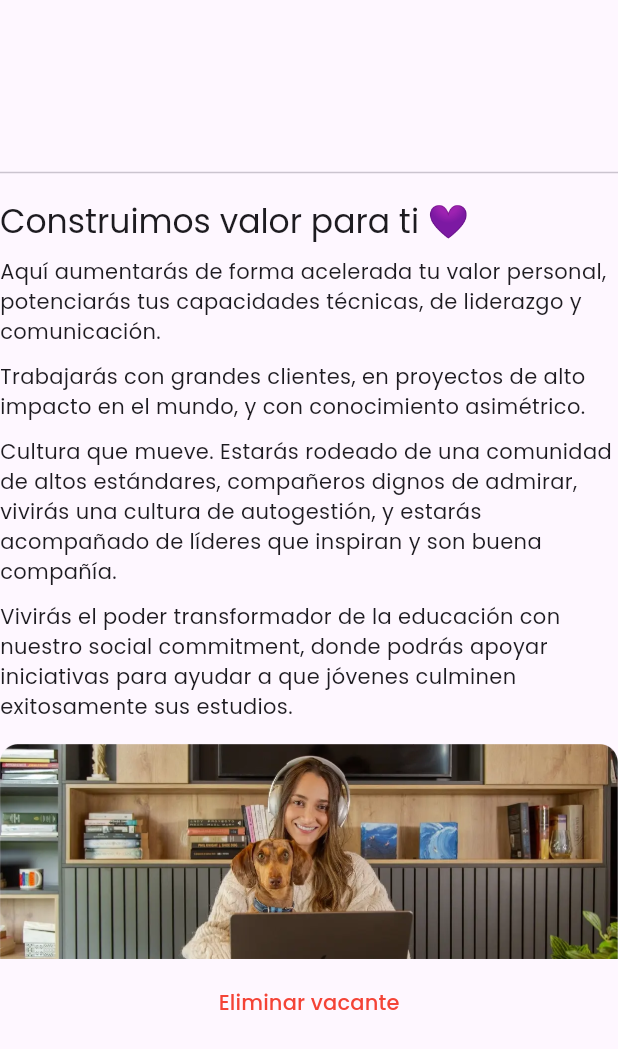
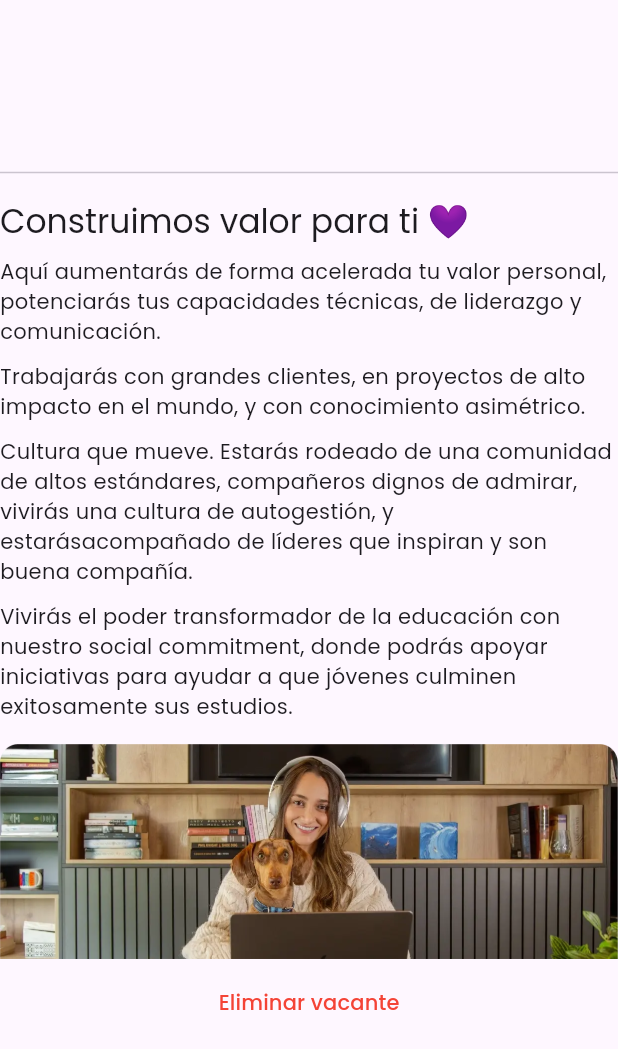
Before and after one commit to mcarlosco/pragma_flutter_basic_app, a Flutter app: the DetailsView widget shown alone on an empty page, opened directly with empty values, on a phone screen of 412 x 824 dp. Shown: the top 1049 px of the screen. Run offline on Flutter 3.47's test engine with Material 3 defaults, Android fonts, the light colour scheme and no system bars; our stand-ins replace google_fonts.

Commit message:
do minor changes...

```diff
--- a/lib/src/ui/views/details_view.dart
+++ b/lib/src/ui/views/details_view.dart
@@ -6,7 +6,7 @@ import '../widgets.dart';
 final class DetailsView extends StatelessWidget {
   final Job job;
 
-  final void Function(Job job) onDeleted;
+  final VoidCallback onDeleted;
 
   const DetailsView(
     this.job, {
@@ -61,8 +61,8 @@ final class DetailsView extends StatelessWidget {
         const OurSpacer.x2(),
         const Text(
           'Cultura que mueve. Estarás rodeado de una comunidad de altos estándares, '
-          'compañeros dignos de admirar, vivirás una cultura de autogestión, y '
-          'estarás acompañado de líderes que inspiran y son buena compañía.',
+          'compañeros dignos de admirar, vivirás una cultura de autogestión, y estarás'
+          'acompañado de líderes que inspiran y son buena compañía.',
         ),
         const OurSpacer.x2(),
         const Text(
@@ -76,7 +76,7 @@ final class DetailsView extends StatelessWidget {
         Align(
           alignment: Alignment.center,
           child: TextButton(
-            onPressed: () {},
+            onPressed: onDeleted,
             child: const Text(
               'Eliminar vacante',
               style: TextStyle(
```
